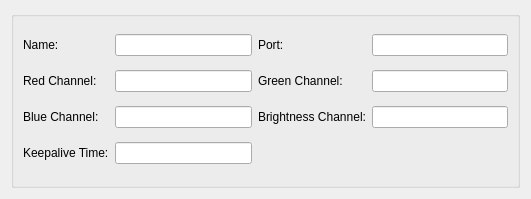
Above: qt/OpenRGBDMXSettingsPage/OpenRGBDMXSettingsEntry.ui from Charading/OpenRGB before the change. Below: the same form after it.
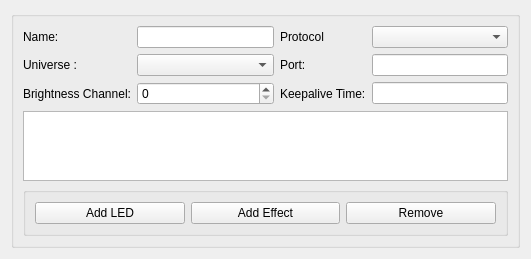
That is the form after the change.

What changed in the file:
```diff
--- a/qt/OpenRGBDMXSettingsPage/OpenRGBDMXSettingsEntry.ui
+++ b/qt/OpenRGBDMXSettingsPage/OpenRGBDMXSettingsEntry.ui
@@ -7,7 +7,7 @@
     <x>0</x>
     <y>0</y>
     <width>531</width>
-    <height>199</height>
+    <height>245</height>
    </rect>
   </property>
   <property name="sizePolicy">
@@ -20,80 +20,103 @@
    <string>E131 settings entry</string>
   </property>
   <layout class="QGridLayout" name="gridLayout">
-   <item row="1" column="0" colspan="2">
+   <item row="1" column="0">
     <widget class="QGroupBox" name="groupBox">
      <property name="title">
       <string/>
      </property>
      <layout class="QGridLayout" name="gridLayout_2">
-      <item row="4" column="4">
+      <item row="2" column="0">
        <widget class="QLabel" name="BrightnessLabel">
         <property name="text">
          <string>Brightness Channel:</string>
         </property>
        </widget>
       </item>
-      <item row="4" column="5">
-       <widget class="QLineEdit" name="BrightnessEdit"/>
+      <item row="0" column="1">
+       <widget class="QLineEdit" name="NameEdit"/>
       </item>
-      <item row="4" column="0">
-       <widget class="QLabel" name="label">
+      <item row="1" column="1">
+       <widget class="QComboBox" name="UniverseComboBox"/>
+      </item>
+      <item row="5" column="0" rowspan="2" colspan="4">
+       <widget class="QListWidget" name="LedWidget"/>
+      </item>
+      <item row="7" column="0" colspan="4">
+       <widget class="QGroupBox" name="groupBox_2">
+        <property name="title">
+         <string/>
+        </property>
+        <layout class="QGridLayout" name="gridLayout_3">
+         <item row="0" column="0">
+          <widget class="QPushButton" name="AddLedButton">
+           <property name="text">
+            <string>Add LED</string>
+           </property>
+          </widget>
+         </item>
+         <item row="0" column="2">
+          <widget class="QPushButton" name="RemoveButton">
+           <property name="text">
+            <string>Remove</string>
+           </property>
+          </widget>
+         </item>
+         <item row="0" column="1">
+          <widget class="QPushButton" name="AddEffectButton">
+           <property name="text">
+            <string>Add Effect</string>
+           </property>
+          </widget>
+         </item>
+        </layout>
+       </widget>
+      </item>
+      <item row="0" column="2">
+       <widget class="QLabel" name="ProtocolLabel">
         <property name="text">
-         <string>Blue Channel:</string>
+         <string>Protocol</string>
         </property>
        </widget>
       </item>
-      <item row="3" column="5">
-       <widget class="QLineEdit" name="GreenEdit"/>
-      </item>
-      <item row="3" column="3">
-       <widget class="QLineEdit" name="RedEdit"/>
-      </item>
-      <item row="1" column="0">
+      <item row="0" column="0">
        <widget class="QLabel" name="NameLabel">
         <property name="text">
          <string>Name:</string>
         </property>
        </widget>
       </item>
-      <item row="3" column="4">
-       <widget class="QLabel" name="GreenLabel">
-        <property name="text">
-         <string>Green Channel:</string>
-        </property>
-       </widget>
+      <item row="0" column="3">
+       <widget class="QComboBox" name="ProtocolComboBox"/>
       </item>
-      <item row="3" column="0">
-       <widget class="QLabel" name="RedLabel">
-        <property name="text">
-         <string>Red Channel:</string>
-        </property>
-       </widget>
-      </item>
-      <item row="4" column="3">
-       <widget class="QLineEdit" name="BlueEdit"/>
-      </item>
-      <item row="1" column="3">
-       <widget class="QLineEdit" name="NameEdit"/>
-      </item>
-      <item row="5" column="0">
-       <widget class="QLabel" name="KeepaliveTimeLabel">
-        <property name="text">
-         <string>Keepalive Time:</string>
-        </property>
-       </widget>
-      </item>
-      <item row="5" column="3">
+      <item row="2" column="3">
        <widget class="QLineEdit" name="KeepaliveTimeEdit"/>
       </item>
-      <item row="1" column="4">
+      <item row="1" column="2">
        <widget class="QLabel" name="PortLabel">
         <property name="text">
          <string>Port:</string>
         </property>
        </widget>
       </item>
-      <item row="1" column="5">
+      <item row="2" column="2">
+       <widget class="QLabel" name="KeepaliveTimeLabel">
+        <property name="text">
+         <string>Keepalive Time:</string>
+        </property>
+       </widget>
+      </item>
+      <item row="2" column="1">
+       <widget class="QSpinBox" name="BrightnessSpinBox"/>
+      </item>
+      <item row="1" column="0">
+       <widget class="QLabel" name="UniverseLabel">
+        <property name="text">
+         <string>Universe :</string>
+        </property>
+       </widget>
+      </item>
+      <item row="1" column="3">
        <widget class="QLineEdit" name="PortEdit"/>
       </item>
      </layout>
```
Left out of the diff: 3 changed lines with no effect on the pictures.
